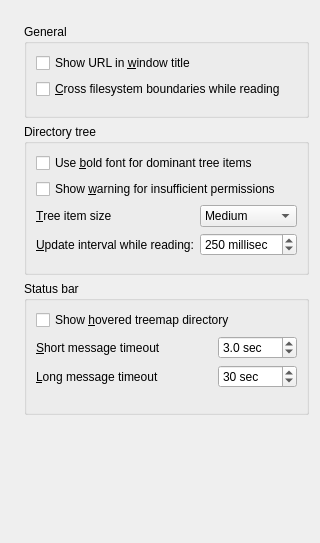
Before: the Qt Designer form src/general-config-page.ui in Lithopsian/qt6dirstat, drawn with Qt 5.
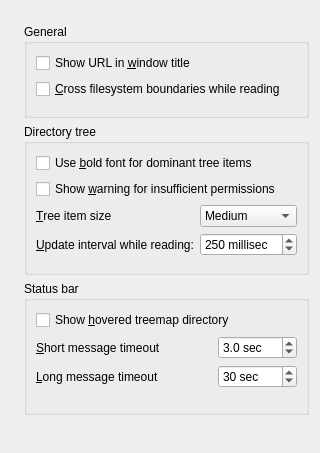
After: the same form once the commit is applied.

Commit message:
Config dialog improvements
Add hotkey field on the cleanup tab.
Move the checkboxes and refresh policy into the toolbox - they are still visible when the dialog first opens, but the "works for ..." checkboxes are now in a not-visible toolbox tab.
Adjust splitter widths for more consistency.

Diff of the .ui file:
```diff
--- a/src/general-config-page.ui
+++ b/src/general-config-page.ui
@@ -271,12 +271,6 @@
      <property name="orientation">
       <enum>Qt::Vertical</enum>
      </property>
-     <property name="sizeHint" stdset="0">
-      <size>
-       <width>0</width>
-       <height>97</height>
-      </size>
-     </property>
     </spacer>
    </item>
   </layout>
```
The commit also changes 4 other files.
